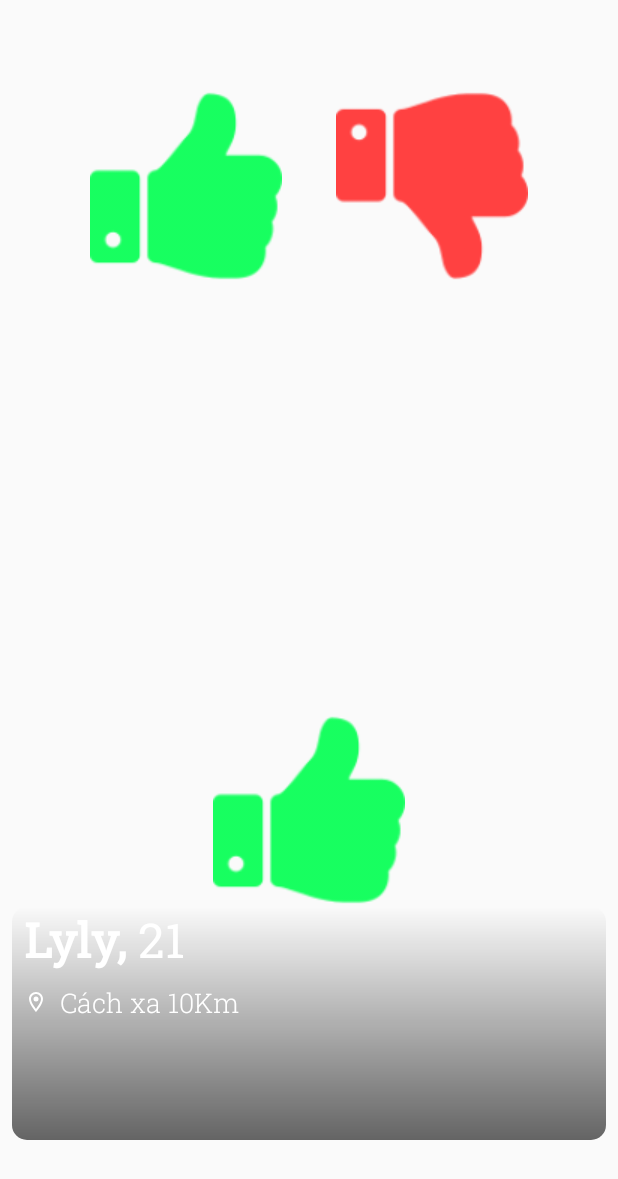
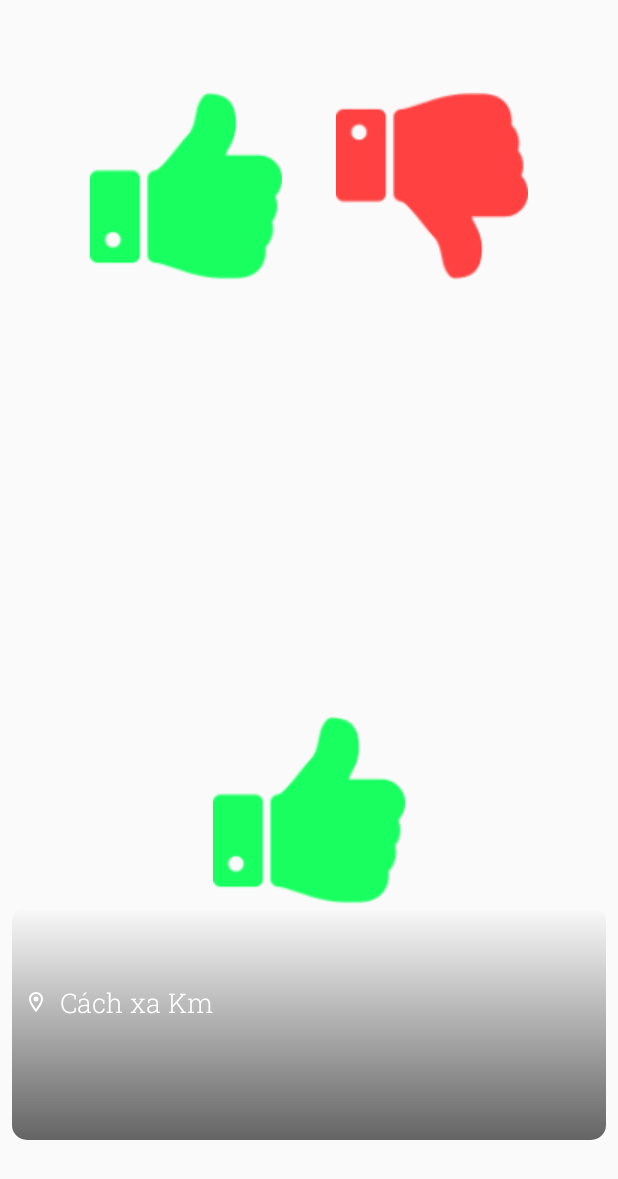
Before and after one commit to tranphunguyen98/DateMe, an Android app: the layout item_swipe.xml on its own in the app's theme, with its tools: preview values and no code run, on a phone screen of 412 x 824 dp. Shown: the top 1179 px of the screen. Run offline under Robolectric (Android 15) with nearby library versions, the phone set to English and light mode, and no system bars.

Commit message:
refactor (Dashboard, SwipeProfile): use Data Binding

```diff
--- a/app/src/main/java/phu/nguyen/dateme/data/model/Profile.kt
+++ b/app/src/main/java/phu/nguyen/dateme/data/model/Profile.kt
@@ -7,7 +7,7 @@ import kotlinx.android.parcel.Parcelize
 data class Profile(
     val id: String,
     val name: String,
-    val age: Int,
+    val age: String,
     val introduction: String,
     val images : List<String>,
     val latitude: Double,
--- a/app/src/main/java/phu/nguyen/dateme/remote/mapper/NetworkProfileMapper.kt
+++ b/app/src/main/java/phu/nguyen/dateme/remote/mapper/NetworkProfileMapper.kt
@@ -9,7 +9,7 @@ class NetworkProfileMapper @Inject constructor() : NetworkMapper<NetworkProfile,
         return Profile(
             type.id,
             type.name + ",",
-            type.age,
+            type.age.toString(),
             type.introduction,
             type.images,
             type.latitude,
--- a/app/src/main/res/layout/item_swipe.xml
+++ b/app/src/main/res/layout/item_swipe.xml
@@ -1,6 +1,17 @@
 <?xml version="1.0" encoding="utf-8"?>
-<FrameLayout xmlns:android="http://schemas.android.com/apk/res/android"
-    xmlns:app="http://schemas.android.com/apk/res-auto"
+<layout xmlns:android="http://schemas.android.com/apk/res/android"
+    xmlns:app="http://schemas.android.com/apk/res-auto">
+
+    <data>
+        <variable
+            name="profile"
+            type="phu.nguyen.dateme.data.model.Profile" />
+        <variable
+            name="tabLayout"
+            type="com.google.android.material.tabs.TabLayout" />
+    </data>
+
+    <FrameLayout
         android:layout_width="match_parent"
         android:layout_height="match_parent"
         android:orientation="vertical">
@@ -51,10 +62,10 @@
 
         <com.google.android.material.tabs.TabLayout
             android:id="@+id/tab_layout_profile"
+            style="@style/tabImageSwipe"
             app:tabBackground="@drawable/tab_selector"
             app:tabIndicatorHeight="0dp"
-        app:tabMode="fixed"
-        style="@style/tabImageSwipe" />
+            app:tabMode="fixed" />
 
         <androidx.viewpager2.widget.ViewPager2
             android:id="@+id/viewpager_dashboard"
@@ -63,9 +74,10 @@
             android:layout_marginStart="8dp"
             android:layout_marginEnd="8dp"
             android:layout_marginBottom="64dp"
+            loadImagesProfile="@{profile}"
+            withTabLayout="@{tabLayout}"
             app:layout_anchor="@id/tab_layout_profile"
-        app:layout_anchorGravity="top"
-        >
+            app:layout_anchorGravity="top">
 
         </androidx.viewpager2.widget.ViewPager2>
 
@@ -77,38 +89,37 @@
 
             <TextView
                 android:id="@+id/tv_age"
+                style="@style/textTitleNormalWhite"
                 android:layout_width="wrap_content"
                 android:layout_height="wrap_content"
                 android:layout_marginStart="8dp"
                 android:elevation="5dp"
-            android:text="21"
-            style="@style/textTitleNormalWhite"
+                android:text="@{profile.age}"
                 app:layout_constraintBottom_toBottomOf="@+id/tv_name"
                 app:layout_constraintStart_toEndOf="@+id/tv_name" />
 
             <TextView
                 android:id="@+id/tv_distance"
+                style="@style/textNormalWhite"
                 android:layout_width="wrap_content"
                 android:layout_height="wrap_content"
+                android:layout_marginStart="8dp"
                 android:elevation="5dp"
-            android:text="Cách xa 10Km"
-            android:layout_marginStart="8dp"
+                android:text="Cách xa Km"
                 app:layout_constraintBottom_toBottomOf="@+id/img_location"
                 app:layout_constraintStart_toEndOf="@+id/img_location"
-            app:layout_constraintTop_toTopOf="@+id/img_location"
-            style="@style/textNormalWhite" />
+                app:layout_constraintTop_toTopOf="@+id/img_location" />
 
             <ImageView
                 android:id="@+id/img_location"
                 android:layout_width="wrap_content"
                 android:layout_height="wrap_content"
-            android:src="@drawable/ic_location_white_16"
-            app:layout_constraintBottom_toBottomOf="parent"
-            app:layout_constraintStart_toStartOf="parent"
                 android:layout_marginStart="16dp"
                 android:layout_marginBottom="84dp"
                 android:elevation="5dp"
-            />
+                android:src="@drawable/ic_location_white_16"
+                app:layout_constraintBottom_toBottomOf="parent"
+                app:layout_constraintStart_toStartOf="parent" />
 
             <androidx.constraintlayout.widget.Guideline
                 android:id="@+id/guideline2"
@@ -118,13 +129,13 @@
 
             <TextView
                 android:id="@+id/tv_name"
+                style="@style/textTitleBoldWhite"
                 android:layout_width="wrap_content"
                 android:layout_height="wrap_content"
                 android:layout_gravity="bottom"
                 android:layout_marginBottom="12dp"
                 android:elevation="5dp"
-            android:text="Lyly,"
-            style="@style/textTitleBoldWhite"
+                android:text="@{profile.name}"
                 app:layout_constraintBottom_toTopOf="@+id/img_location"
                 app:layout_constraintStart_toStartOf="@+id/img_location" />
 
@@ -143,3 +154,4 @@
 
 
     </FrameLayout>
+</layout>
```
Also changed, not shown: app/build.gradle (+6 -1 lines), app/src/main/java/phu/nguyen/dateme/common/BindingAdapter.kt (added, +81 -0 lines), app/src/main/java/phu/nguyen/dateme/ui/dashboard/CardSwipeStackAdapter.kt (+26 -37 lines), app/src/main/java/phu/nguyen/dateme/ui/dashboard/ImageProfileAdapter.kt (+34 -20 lines), app/src/main/java/phu/nguyen/dateme/ui/swipeProfile/SwipeProfileFragment.kt (+7 -20 lines), app/src/main/res/layout/item_viewpager_image_border.xml (+13 -3 lines), app/src/main/res/layout/item_viewpager_image_non_border.xml (+13 -3 lines), app/src/main/res/layout/swipe_profile_fragment.xml (+25 -8 lines). Lines whose indentation alone changed are shown as unchanged.
